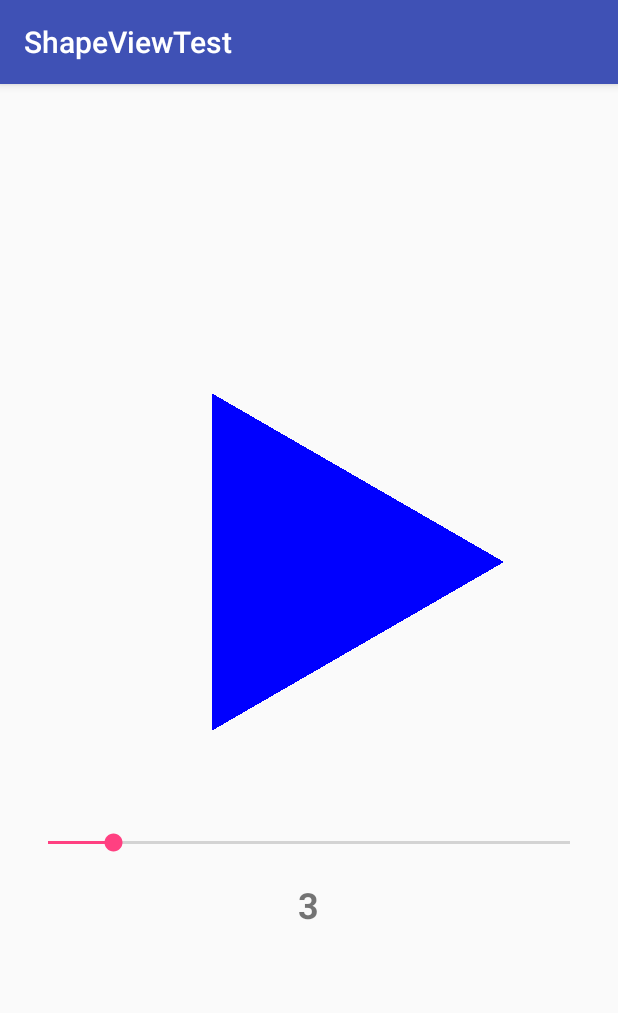
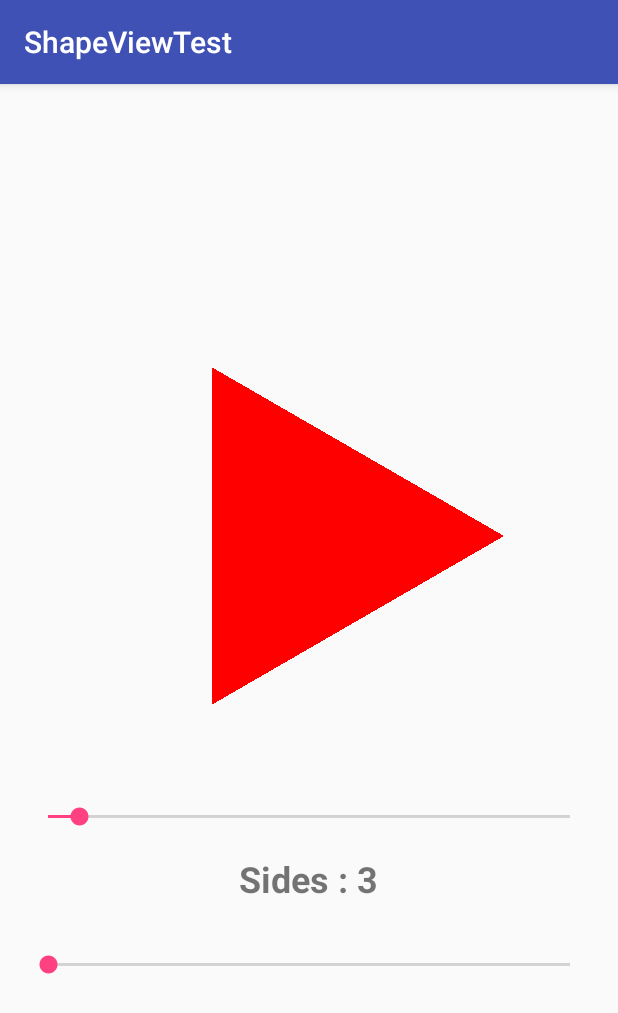
Before and after one commit to TreeFrogApps/ShapeTest, an Android app: the screen it shows after launch (ShapeActivity), on a phone screen of 412 x 824 dp. Shown: the top 1013 px of the screen. Run offline under Robolectric (Android 15) with nearby library versions, the phone set to English and light mode, and no system bars.

Commit message:
added color cycling

```diff
--- a/shapeview/src/main/java/com/treefrogapps/shapeview/shapeviewtest/ShapeActivity.kt
+++ b/shapeview/src/main/java/com/treefrogapps/shapeview/shapeviewtest/ShapeActivity.kt
@@ -1,5 +1,6 @@
 package com.treefrogapps.shapeview.shapeviewtest
 
+import android.annotation.SuppressLint
 import android.os.Bundle
 import android.support.v7.app.AppCompatActivity
 import android.widget.SeekBar
@@ -8,22 +9,22 @@ import kotlinx.android.synthetic.main.shape_layout.*
 class ShapeActivity : AppCompatActivity() {
 
     private var sides = 3
+    private var hue = 0.0F
 
     companion object {
         const val SIDES_COUNT_KEY = "sides_count_key"
+        const val HUE_KEY = "hue_key"
     }
 
     override fun onCreate(savedInstanceState: Bundle?) {
         super.onCreate(savedInstanceState)
         setContentView(R.layout.shape_layout)
-        if (savedInstanceState != null) sides = savedInstanceState.getInt(SIDES_COUNT_KEY)
-        sidesSeekBar.setOnSeekBarChangeListener(object : SeekBar.OnSeekBarChangeListener {
-            override fun onStartTrackingTouch(seekBar: SeekBar?) {}
-            override fun onStopTrackingTouch(seekBar: SeekBar?) {}
-            override fun onProgressChanged(seekBar: SeekBar?, progress: Int, fromUser: Boolean) {
-                sides = progress; drawShape()
-            }
-        })
+        if (savedInstanceState != null) {
+            sides = savedInstanceState.getInt(SIDES_COUNT_KEY)
+            hue = savedInstanceState.getFloat(HUE_KEY)
+        }
+
+        setupSeekBars()
     }
 
     override fun onResume() {
@@ -33,12 +34,32 @@ class ShapeActivity : AppCompatActivity() {
 
     override fun onSaveInstanceState(outState: Bundle?) {
         super.onSaveInstanceState(outState)
-        outState?.putInt(SIDES_COUNT_KEY, sides)
+        outState?.apply { putInt(SIDES_COUNT_KEY, sides); putFloat(HUE_KEY, hue) }
     }
 
+    @SuppressLint("SetTextI18n")
     private fun drawShape() {
-        sidesTextView.text = sides.toString()
+        sidesTextView.text = "Sides : $sides"
         shapeView.setSides(sides)
+        shapeView.setColor(hue)
         shapeView.redraw()
     }
+
+    private fun setupSeekBars() {
+        sidesSeekBar.setOnSeekBarChangeListener(object : SeekBar.OnSeekBarChangeListener {
+            override fun onStartTrackingTouch(seekBar: SeekBar?) {}
+            override fun onStopTrackingTouch(seekBar: SeekBar?) {}
+            override fun onProgressChanged(seekBar: SeekBar?, progress: Int, fromUser: Boolean) {
+                sides = progress; drawShape()
+            }
+        })
+
+        colorSeekBar.setOnSeekBarChangeListener(object : SeekBar.OnSeekBarChangeListener {
+            override fun onStartTrackingTouch(seekBar: SeekBar?) {}
+            override fun onStopTrackingTouch(seekBar: SeekBar?) {}
+            override fun onProgressChanged(seekBar: SeekBar?, progress: Int, fromUser: Boolean) {
+                hue = progress.toFloat(); drawShape()
+            }
+        })
+    }
 }
--- a/shapeview/src/main/java/com/treefrogapps/shapeview/shapeviewtest/ShapeView.kt
+++ b/shapeview/src/main/java/com/treefrogapps/shapeview/shapeviewtest/ShapeView.kt
@@ -2,6 +2,8 @@ package com.treefrogapps.shapeview.shapeviewtest
 
 import android.content.Context
 import android.graphics.*
+import android.graphics.Color.HSVToColor
+import android.support.annotation.ColorInt
 import android.util.AttributeSet
 import android.view.View
 
@@ -12,19 +14,23 @@ class ShapeView : View {
     private var path = Path()
 
     constructor(context: Context) : super(context) {
-        setParams()
+        setParams(Color.RED)
     }
 
     constructor(context: Context, attrs: AttributeSet) : super(context, attrs) {
-        setParams()
+        setParams(Color.RED)
     }
 
     constructor(context: Context, attrs: AttributeSet, defStyle: Int) : super(context, attrs, defStyle) {
-        setParams()
+        setParams(Color.RED)
     }
 
     fun setSides(sides: Int) {
         this.sides = sides
+    }
+
+    fun setColor(hue : Float){
+        setParams(HSVToColor(floatArrayOf(hue, 1.0f, 1.0f)))
     }
 
     fun redraw(){
@@ -40,10 +46,9 @@ class ShapeView : View {
         }
     }
 
-    private fun setParams() {
+    private fun setParams(@ColorInt color : Int) {
         setWillNotDraw(false)
-
-        paint.color = Color.BLUE
+        paint.color = color
         paint.style = Paint.Style.FILL
         paint.isAntiAlias = false
     }
--- a/shapeview/src/main/res/drawable-v24/ic_launcher_foreground.xml
+++ b/shapeview/src/main/res/drawable-v24/ic_launcher_foreground.xml
@@ -1,8 +1,8 @@
 <vector xmlns:android="http://schemas.android.com/apk/res/android"
         android:width="108dp"
         android:height="108dp"
-        android:viewportHeight="108"
-        android:viewportWidth="108">
+        android:viewportHeight="108.0"
+        android:viewportWidth="108.0">
     <path
         android:fillColor="@android:color/white"
         android:fillType="evenOdd"
--- a/shapeview/src/main/res/layout-land/shape_layout.xml
+++ b/shapeview/src/main/res/layout-land/shape_layout.xml
@@ -37,5 +37,13 @@
             android:layout_width="wrap_content"
             android:layout_height="wrap_content"/>
 
+        <android.support.v7.widget.AppCompatSeekBar
+            android:id="@+id/colorSeekBar"
+            android:max="360"
+            android:progress="0"
+            android:layout_marginTop="16dp"
+            android:layout_width="match_parent"
+            android:layout_height="wrap_content"/>
+
     </LinearLayout>
 </LinearLayout>
--- a/shapeview/src/main/res/layout/shape_layout.xml
+++ b/shapeview/src/main/res/layout/shape_layout.xml
@@ -23,7 +23,7 @@
 
         <android.support.v7.widget.AppCompatSeekBar
             android:id="@+id/sidesSeekBar"
-            android:max="24"
+            android:max="50"
             android:progress="3"
             android:layout_width="match_parent"
             android:layout_height="wrap_content"/>
@@ -37,6 +37,14 @@
             android:layout_width="wrap_content"
             android:layout_height="wrap_content"/>
 
+        <android.support.v7.widget.AppCompatSeekBar
+            android:id="@+id/colorSeekBar"
+            android:max="360"
+            android:progress="0"
+            android:layout_marginTop="16dp"
+            android:layout_width="match_parent"
+            android:layout_height="wrap_content"/>
+
     </LinearLayout>
 
 </LinearLayout>
```
